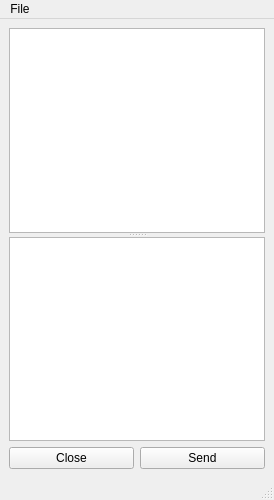
First picture: the form in ServiceChat/chatwindow.ui, repository 124327288/ChatClient, before the edit.
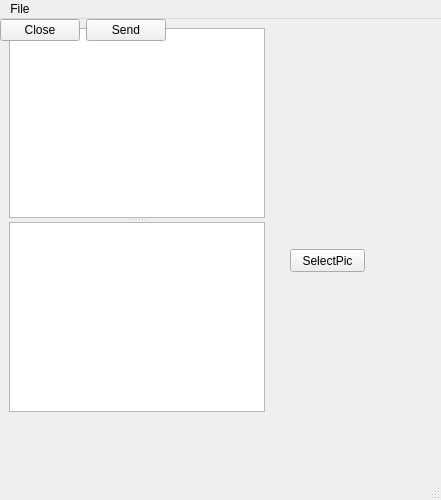
Second picture: the form after the edit.

Commit message: 增加显示图片功能

What changed in the file:
```diff
--- a/ServiceChat/chatwindow.ui
+++ b/ServiceChat/chatwindow.ui
@@ -6,7 +6,7 @@
    <rect>
     <x>0</x>
     <y>0</y>
-    <width>274</width>
+    <width>441</width>
     <height>500</height>
    </rect>
   </property>
@@ -14,17 +14,35 @@
    <string>MainWindow</string>
   </property>
   <widget class="QWidget" name="centralwidget">
-   <layout class="QVBoxLayout" name="verticalLayout">
-    <item>
      <widget class="QSplitter" name="splitter">
+    <property name="geometry">
+     <rect>
+      <x>9</x>
+      <y>9</y>
+      <width>256</width>
+      <height>384</height>
+     </rect>
+    </property>
       <property name="orientation">
        <enum>Qt::Vertical</enum>
       </property>
       <widget class="QTextBrowser" name="textBrowser"/>
       <widget class="QTextEdit" name="textEdit"/>
      </widget>
-    </item>
-    <item>
+   <widget class="QPushButton" name="selectPicBtn">
+    <property name="geometry">
+     <rect>
+      <x>290</x>
+      <y>230</y>
+      <width>75</width>
+      <height>23</height>
+     </rect>
+    </property>
+    <property name="text">
+     <string>SelectPic</string>
+    </property>
+   </widget>
+   <widget class="QWidget" name="">
      <layout class="QHBoxLayout" name="horizontalLayout">
       <item>
        <widget class="QPushButton" name="closeBtn">
@@ -41,15 +59,14 @@
        </widget>
       </item>
      </layout>
-    </item>
-   </layout>
+   </widget>
   </widget>
   <widget class="QMenuBar" name="menubar">
    <property name="geometry">
     <rect>
      <x>0</x>
      <y>0</y>
-     <width>274</width>
+     <width>441</width>
      <height>23</height>
     </rect>
    </property>
```
Lines whose indentation alone changed are shown as unchanged. The commit also changes 2 other files.
